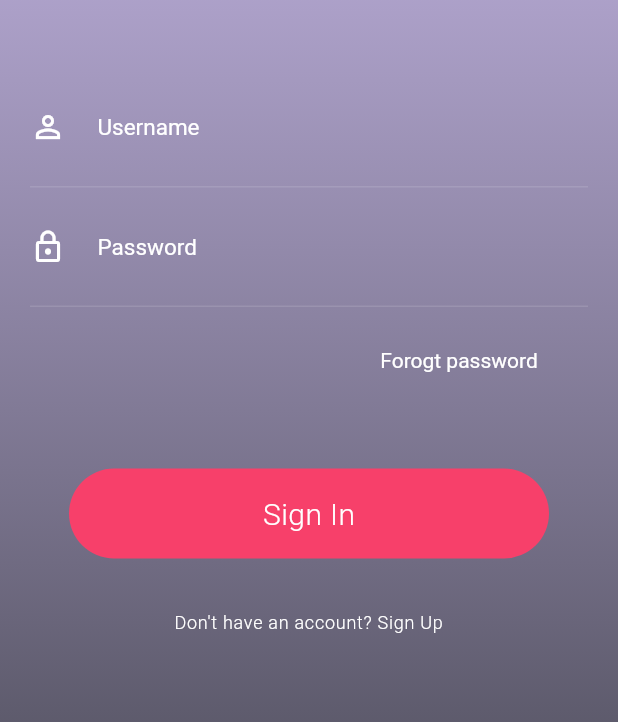
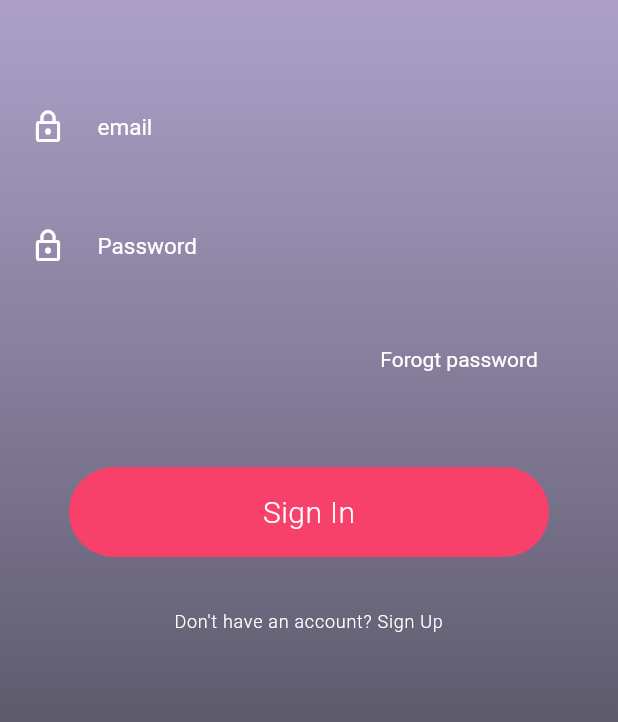
Before and after one commit to shimil2017/flutter, a Flutter app: the screen it shows after launch, on a phone screen of 412 x 824 dp. Shown: the part 322-1044 px from the top of the screen. Run offline on Flutter 3.47's test engine with Material 2 defaults, Android fonts, the phone set to English and light mode, and no system bars; our stand-ins replace font_awesome_flutter, rxdart, shared_preferences, timeago.

Commit message:
Mvvm implemented

```diff
--- a/lib/Bloc/login_view_model.dart
+++ b/lib/Bloc/login_view_model.dart
@@ -1,6 +1,6 @@
 import 'dart:async';
 
-import 'package:babyapp/validator.dart';
+import '../util/validator.dart';
 import 'package:rxdart/rxdart.dart';
 
 class LoginViewModel {
@@ -20,13 +20,15 @@ class LoginViewModel {
   // Transformer
   final emailTransformer =
       StreamTransformer<String, String>.fromHandlers(handleData: (email, sink) {
-    Validator.isEmailValid(email) ? sink.add(email) : sink.addError('请输入有效的邮箱');
+    Validator.isEmailValid(email)
+        ? sink.add(email)
+        : sink.addError('email is invalid');
   });
   final passwordTransformer = StreamTransformer<String, String>.fromHandlers(
       handleData: (password, sink) {
     Validator.isPasswordValid(password)
         ? sink.add(password)
-        : sink.addError('密码必须至少包含一个数字，大写和小写字母');
+        : sink.addError('Password not acceptable');
   });
 
   // output
--- a/lib/Screens/Login/index.dart
+++ b/lib/Screens/Login/index.dart
@@ -11,6 +11,8 @@ import '../../Components/BabyImage.dart';
 import 'package:flutter/services.dart';
 import '../ForgotPassword/index.dart';
 import 'package:flutter/scheduler.dart' show timeDilation;
+import '../../Bloc/login_view_model.dart';
+import 'package:shared_preferences/shared_preferences.dart';
 
 class LoginScreen extends StatefulWidget {
   const LoginScreen({Key key}) : super(key: key);
@@ -20,6 +22,7 @@ class LoginScreen extends StatefulWidget {
 
 class LoginScreenState extends State<LoginScreen>
     with TickerProviderStateMixin {
+  final vm = new LoginViewModel();
   AnimationController _loginButtonController;
   var animationStatus = 0;
   @override
@@ -33,6 +36,10 @@ class LoginScreenState extends State<LoginScreen>
   void dispose() {
     _loginButtonController.dispose();
     super.dispose();
+  }
+
+  _authenticateUser(AsyncSnapshot<dynamic> snapshot) async {
+    print(snapshot.data);
   }
 
   Future<Null> _playAnimation() async {
@@ -92,7 +99,77 @@ class LoginScreenState extends State<LoginScreen>
                             mainAxisAlignment: MainAxisAlignment.spaceEvenly,
                             children: <Widget>[
                               Container(height: 250.0, width: null),
-                              new FormContainer(),
+                              new Container(
+                                  margin: new EdgeInsets.only(
+                                      right: 20.0,
+                                      left: 20.0,
+                                      bottom: 10.0,
+                                      top: 10.0),
+                                  child: Column(
+                                      mainAxisAlignment:
+                                          MainAxisAlignment.spaceAround,
+                                      children: <Widget>[
+                                        StreamBuilder(
+                                            stream: vm.emailStream,
+                                            builder: (BuildContext context,
+                                                AsyncSnapshot<dynamic>
+                                                    snapshot) {
+                                              return TextField(
+                                                onChanged: vm.updateEmail,
+                                                obscureText: false,
+                                                keyboardType:
+                                                    TextInputType.emailAddress,
+                                                decoration: new InputDecoration(
+                                                  errorText: snapshot.error,
+                                                  icon: new Icon(
+                                                    Icons.lock_outline,
+                                                    color: Colors.white,
+                                                  ),
+                                                  border: InputBorder.none,
+                                                  hintText: 'email',
+                                                  hintStyle: const TextStyle(
+                                                      color: Colors.white,
+                                                      fontSize: 15.0),
+                                                  contentPadding:
+                                                      const EdgeInsets.only(
+                                                          top: 30.0,
+                                                          right: 30.0,
+                                                          bottom: 30.0,
+                                                          left: 5.0),
+                                                ),
+                                              );
+                                            }),
+                                        StreamBuilder(
+                                            stream: vm.passwordStream,
+                                            builder: (BuildContext context,
+                                                AsyncSnapshot<dynamic>
+                                                    snapshot) {
+                                              return TextField(
+                                                onChanged: vm.updatePassword,
+                                                obscureText: true,
+                                                keyboardType:
+                                                    TextInputType.text,
+                                                decoration: new InputDecoration(
+                                                  errorText: snapshot.error,
+                                                  icon: new Icon(
+                                                    Icons.lock_outline,
+                                                    color: Colors.white,
+                                                  ),
+                                                  border: InputBorder.none,
+                                                  hintText: 'Password',
+                                                  hintStyle: const TextStyle(
+                                                      color: Colors.white,
+                                                      fontSize: 15.0),
+                                                  contentPadding:
+                                                      const EdgeInsets.only(
+                                                          top: 30.0,
+                                                          right: 30.0,
+                                                          bottom: 30.0,
+                                                          left: 5.0),
+                                                ),
+                                              );
+                                            }),
+                                      ])),
                               GestureDetector(
                                   //You need to make my child interactive
                                   onTap: () {
@@ -113,24 +190,36 @@ class LoginScreenState extends State<LoginScreen>
                             ],
                           ),
                           animationStatus == 0
-                              ? new Padding(
-                                  padding: const EdgeInsets.only(bottom: 50.0),
-                                  child: new InkWell(
-                                      onTap: () {
-                                        setState(() {
-                                          animationStatus = 1;
-                                        });
-                                        _playAnimation();
-                                      },
-                                      child: new SignIn()),
-                                )
+                              ? loginButton(vm)
                               : new StaggerAnimation(
-                                  buttonController:
-                                      _loginButtonController.view),
+                                  buttonController: _loginButtonController.view,
+                                  login: true),
                         ],
                       ),
                     ],
                   ))),
         )));
   }
+
+  Widget loginButton(LoginViewModel vm) {
+    return StreamBuilder(
+      stream: vm.submitValid,
+      builder: (BuildContext context, AsyncSnapshot<dynamic> snapshot) {
+        return Padding(
+          padding: const EdgeInsets.only(bottom: 50.0),
+          child: new InkWell(
+              onTap: snapshot.hasData
+                  ? () {
+                      setState(() {
+                        animationStatus = 1;
+                      });
+                      _playAnimation();
+                      _authenticateUser(snapshot);
+                    }
+                  : null,
+              child: new SignIn()),
+        );
+      },
+    );
+  }
 }
--- a/lib/Screens/Login/loginAnimation.dart
+++ b/lib/Screens/Login/loginAnimation.dart
@@ -2,12 +2,12 @@ import 'package:flutter/material.dart';
 import 'dart:async';
 
 class StaggerAnimation extends StatelessWidget {
-  StaggerAnimation({Key key, this.buttonController})
+  bool login;
+  StaggerAnimation({Key key, this.buttonController, this.login})
       : buttonSqueezeanimation = new Tween(
           begin: 320.0,
           end: 70.0,
-        )
-            .animate(
+        ).animate(
           new CurvedAnimation(
             parent: buttonController,
             curve: new Interval(
@@ -19,8 +19,7 @@ class StaggerAnimation extends StatelessWidget {
         buttomZoomOut = new Tween(
           begin: 70.0,
           end: 1000.0,
-        )
-            .animate(
+        ).animate(
           new CurvedAnimation(
             parent: buttonController,
             curve: new Interval(
@@ -33,8 +32,7 @@ class StaggerAnimation extends StatelessWidget {
         containerCircleAnimation = new EdgeInsetsTween(
           begin: const EdgeInsets.only(bottom: 50.0),
           end: const EdgeInsets.only(bottom: 0.0),
-        )
-            .animate(
+        ).animate(
           new CurvedAnimation(
             parent: buttonController,
             curve: new Interval(
@@ -118,7 +116,7 @@ class StaggerAnimation extends StatelessWidget {
   @override
   Widget build(BuildContext context) {
     buttonController.addListener(() {
-      if (buttonController.isCompleted) {
+      if (buttonController.isCompleted && login) {
         Navigator.pushNamed(context, "/home");
       }
     });
--- a/pubspec.yaml
+++ b/pubspec.yaml
@@ -13,7 +13,7 @@ dependencies:
   fluttertoast: ^2.0.6
   font_awesome_flutter: ^6.0.0
   timeago: ^2.0.2
-
+  shared_preferences: ^0.4.1
 
 dev_dependencies:
   flutter_test:
```
Also changed, not shown: pubspec.lock.
